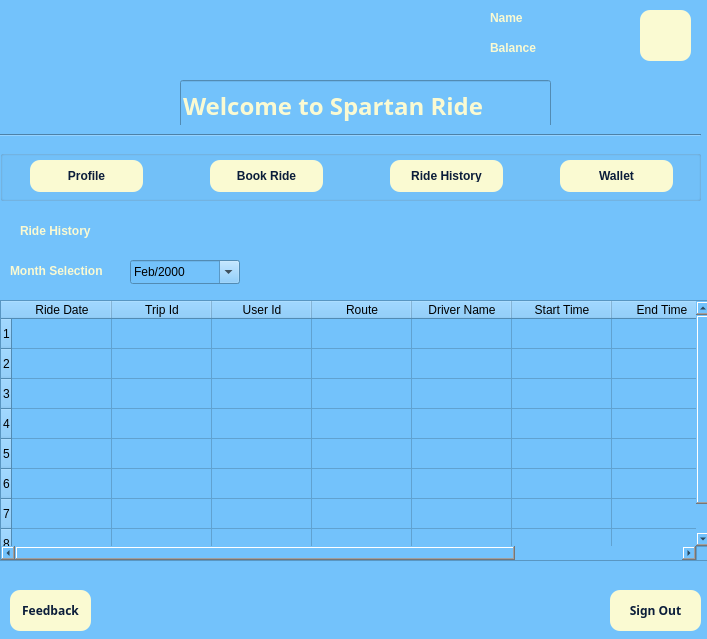
The window that UI_Files/Student_Dialog_RideHistory.ui (sakotiya/SPARTANRIDESJSU) describes before a commit, drawn with Qt 5.
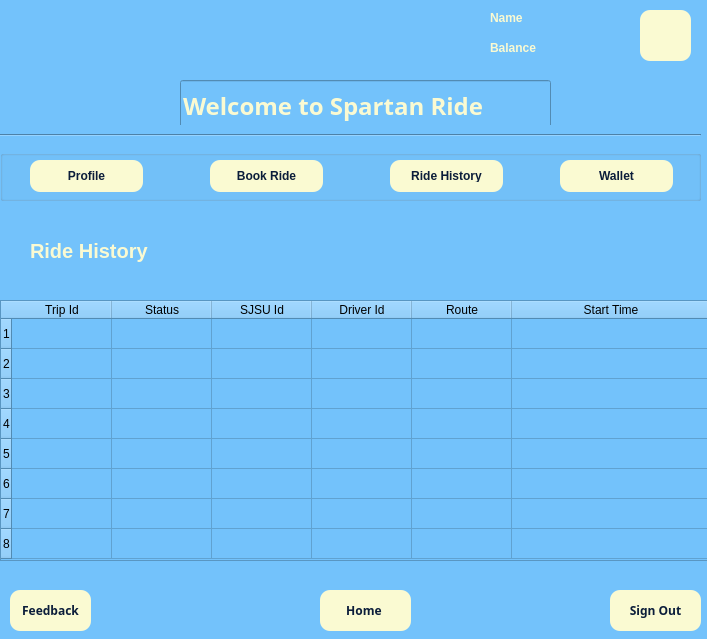
The same window after the commit. Icons and pictures are not drawn.

Commit message: Made the folder UI_Python for all ui.py files UI_File has all the UI files and Source Code is where we can save our coding

Diff of the .ui file:
```diff
--- a/UI_Files/Student_Dialog_RideHistory.ui
+++ b/UI_Files/Student_Dialog_RideHistory.ui
@@ -354,7 +354,7 @@
     <number>8</number>
    </property>
    <property name="columnCount">
-    <number>8</number>
+    <number>6</number>
    </property>
    <attribute name="horizontalHeaderVisible">
     <bool>true</bool>
@@ -373,11 +373,6 @@
    <row/>
    <row/>
    <row/>
-   <column>
-    <property name="text">
-     <string>Ride Date</string>
-    </property>
-   </column>
    <column>
     <property name="text">
      <string>Trip Id</string>
@@ -385,7 +380,17 @@
    </column>
    <column>
     <property name="text">
-     <string>User Id</string>
+     <string>Status</string>
+    </property>
+   </column>
+   <column>
+    <property name="text">
+     <string>SJSU Id</string>
+    </property>
+   </column>
+   <column>
+    <property name="text">
+     <string>Driver Id</string>
     </property>
    </column>
    <column>
@@ -393,88 +398,26 @@
      <string>Route</string>
     </property>
    </column>
-   <column>
-    <property name="text">
-     <string>Driver Name</string>
-    </property>
-   </column>
    <column>
     <property name="text">
      <string>Start Time</string>
     </property>
    </column>
-   <column>
-    <property name="text">
-     <string>End Time</string>
-    </property>
-   </column>
-   <column>
-    <property name="text">
-     <string>Fare</string>
-    </property>
-   </column>
   </widget>
-  <widget class="QDateEdit" name="Month">
+  <widget class="QLabel" name="RideHistoryText">
    <property name="geometry">
     <rect>
-     <x>130</x>
-     <y>260</y>
-     <width>110</width>
-     <height>24</height>
+     <x>30</x>
+     <y>220</y>
+     <width>151</width>
+     <height>61</height>
     </rect>
    </property>
-   <property name="dateTime">
-    <datetime>
-     <hour>0</hour>
-     <minute>0</minute>
-     <second>0</second>
-     <year>2000</year>
-     <month>2</month>
-     <day>1</day>
-    </datetime>
-   </property>
-   <property name="displayFormat">
-    <string>MMM/yyyy</string>
-   </property>
-   <property name="calendarPopup">
-    <bool>true</bool>
-   </property>
-  </widget>
-  <widget class="QLabel" name="MonthSelection">
-   <property name="geometry">
-    <rect>
-     <x>10</x>
-     <y>260</y>
-     <width>101</width>
-     <height>21</height>
-    </rect>
-   </property>
    <property name="styleSheet">
     <string notr="true">QLabel
  {
     color: #FAFAD2;
-    font-size: 12px;
-    font-weight: bold;
-}</string>
-   </property>
-   <property name="text">
-    <string>Month Selection</string>
-   </property>
-  </widget>
-  <widget class="QLabel" name="MonthSelection_2">
-   <property name="geometry">
-    <rect>
-     <x>20</x>
-     <y>210</y>
-     <width>81</width>
-     <height>41</height>
-    </rect>
-   </property>
-   <property name="styleSheet">
-    <string notr="true">QLabel
- {
-    color: #FAFAD2;
-    font-size: 12px;
+    font-size: 20px;
     font-weight: bold;
 }</string>
    </property>
@@ -482,6 +425,39 @@
     <string>Ride History</string>
    </property>
   </widget>
+  <widget class="QPushButton" name="HomeButton">
+   <property name="geometry">
+    <rect>
+     <x>320</x>
+     <y>590</y>
+     <width>91</width>
+     <height>41</height>
+    </rect>
+   </property>
+   <property name="font">
+    <font>
+     <family>Segoe UI,sans-serif</family>
+     <weight>75</weight>
+     <bold>true</bold>
+    </font>
+   </property>
+   <property name="styleSheet">
+    <string notr="true">QPushButton {
+    background-color: #FAFAD2; /* Gold */
+    color: #0B1D3A;
+    border: none;
+    border-radius: 10px;
+    padding: 10px;
+    font-weight: bold;
+}
+QPushButton:hover {
+    background-color: #FAFAD2;
+}</string>
+   </property>
+   <property name="text">
+    <string>Home </string>
+   </property>
+  </widget>
  </widget>
  <resources/>
  <connections/>
```
The commit also changes 6 other files.
